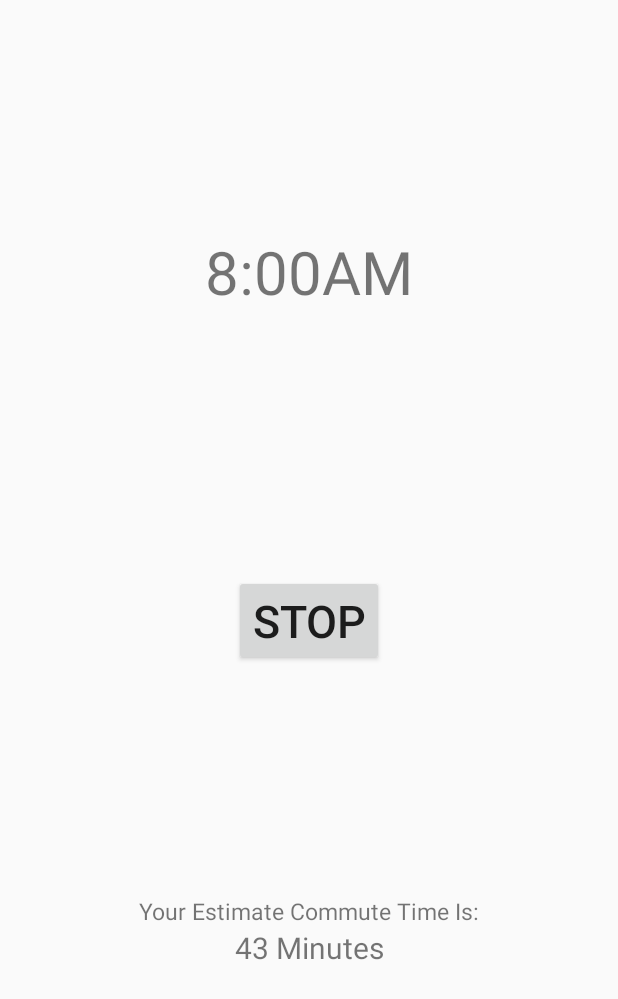
After one commit to pcutter1/true-alarm, an Android app: the layout fragment_alert.xml on its own in the app's theme, with its tools: preview values and no code run, on a phone screen of 412 x 824 dp. The commit adds this screen. Shown: the top 999 px of the screen. Run offline under Robolectric (Android 15) with nearby library versions, the phone set to English and light mode, and no system bars.

```diff
--- a/app/build.gradle
+++ b/app/build.gradle
@@ -57,6 +57,7 @@ dependencies {
 
     implementation 'androidx.lifecycle:lifecycle-extensions:2.2.0'
 
+    implementation 'androidx.legacy:legacy-support-v4:1.0.0'
     testImplementation 'junit:junit:4.13'
     androidTestImplementation 'androidx.test.ext:junit:1.1.1'
     androidTestImplementation 'androidx.test.espresso:espresso-core:3.2.0'
--- a/app/src/main/java/edu/cnm/deepdive/truealarm/view/AlarmDetailAdapter.java
+++ b/app/src/main/java/edu/cnm/deepdive/truealarm/view/AlarmDetailAdapter.java
@@ -67,7 +67,7 @@ public class AlarmDetailAdapter extends RecyclerView.Adapter<AlarmDetailAdapter.
     }
 
     private void bind(int position) {
-      Alarm alarm = alarms.get(position);
+      Alarm alarm = AlarmDetailAdapter.this.alarms.get(position);
       String name =
           (alarm.getName() != null) ? alarm.getName() : unnamedAlarm;
       alarmName.setText(alarm.getName());
--- /dev/null
+++ b/app/src/main/java/edu/cnm/deepdive/truealarm/view/AlertAdapter.java
@@ -0,0 +1,5 @@
+package edu.cnm.deepdive.truealarm.view;
+
+public class AlertAdapter {
+
+}
--- /dev/null
+++ b/app/src/main/res/layout/fragment_alert.xml
@@ -0,0 +1,59 @@
+<?xml version="1.0" encoding="utf-8"?>
+<androidx.constraintlayout.widget.ConstraintLayout
+  xmlns:android="http://schemas.android.com/apk/res/android"
+  android:layout_width="match_parent"
+  android:layout_height="match_parent"
+  xmlns:app="http://schemas.android.com/apk/res-auto">
+
+
+  <TextView
+    android:id="@+id/current_time"
+    android:layout_width="wrap_content"
+    android:layout_height="wrap_content"
+    app:layout_constraintTop_toTopOf="parent"
+    app:layout_constraintBottom_toBottomOf="parent"
+    app:layout_constraintStart_toStartOf="parent"
+    app:layout_constraintEnd_toEndOf="parent"
+    app:layout_constraintVertical_bias=".2"
+    android:text="8:00AM"
+    android:textSize="40sp"/>
+
+  <TextView
+    android:id="@+id/commute_title"
+    android:layout_width="wrap_content"
+    android:layout_height="wrap_content"
+    app:layout_constraintStart_toStartOf="parent"
+    app:layout_constraintEnd_toEndOf="parent"
+    app:layout_constraintBottom_toTopOf="@id/est_commute_time"
+    android:text="@string/your_estimate_commute_time_is"
+    android:textSize="15sp"/>
+
+  <Button
+    android:id="@+id/stop_alarm"
+    android:layout_width="wrap_content"
+    android:layout_height="wrap_content"
+    app:layout_constraintTop_toTopOf="@id/current_time"
+    app:layout_constraintBottom_toTopOf="@id/commute_title"
+    app:layout_constraintStart_toStartOf="parent"
+    app:layout_constraintEnd_toEndOf="parent"
+    app:layout_constraintVertical_bias=".6"
+    android:text="STOP"
+    android:textSize="30sp"/>
+
+  <TextView
+    android:id="@+id/est_commute_time"
+    android:layout_width="wrap_content"
+    android:layout_height="wrap_content"
+    app:layout_constraintEnd_toEndOf="parent"
+    app:layout_constraintStart_toStartOf="parent"
+    app:layout_constraintBottom_toBottomOf="parent"
+    app:layout_constraintTop_toBottomOf="@id/current_time"
+    app:layout_constraintVertical_bias=".7"
+    android:layout_marginBottom="5dp"
+    android:layout_marginTop="5dp"
+    android:textSize="20sp"
+    android:text="@string/est_commute_time"/>
+
+
+
+</androidx.constraintlayout.widget.ConstraintLayout>
--- a/app/src/main/res/layout/item_alarm.xml
+++ b/app/src/main/res/layout/item_alarm.xml
@@ -29,7 +29,7 @@
     android:text="@string/alarm1_wake_time"/>
 
   <ImageButton
-    android:id="@+id/delete_button"
+    android:id="@+id/delete"
     android:layout_width="wrap_content"
     android:layout_height="wrap_content"
     app:layout_constraintStart_toStartOf="parent"
@@ -39,7 +39,7 @@
     android:src="@drawable/ic_delete_forever_black_10dp"/>
 
   <ImageButton
-    android:id="@+id/edit_button"
+    android:id="@+id/edit"
     android:layout_width="wrap_content"
     android:layout_height="wrap_content"
     app:layout_constraintStart_toStartOf="parent"
```
Also changed, not shown: app/src/main/java/edu/cnm/deepdive/truealarm/controller/DateTimePickerFragment.java (added, +156 -0 lines), app/src/main/java/edu/cnm/deepdive/truealarm/controller/ui/alarm/AlarmDetailFragment.java (+89 -28 lines), app/src/main/java/edu/cnm/deepdive/truealarm/controller/ui/alert/AlertFragment.java (added, +28 -0 lines), app/src/main/java/edu/cnm/deepdive/truealarm/controller/ui/home/HomeFragment.java (+9 -7 lines), app/src/main/java/edu/cnm/deepdive/truealarm/view/AlarmAdapter.java (+22 -3 lines), app/src/main/java/edu/cnm/deepdive/truealarm/viewmodel/AlarmDetailViewModel.java (+14 -0 lines), app/src/main/java/edu/cnm/deepdive/truealarm/viewmodel/HomeViewModel.java (+0 -11 lines), app/src/main/res/drawable/ic_alarm.xml (added, +9 -0 lines), app/src/main/res/layout/fragment_alarm_detail.xml (+28 -22 lines), app/src/main/res/navigation/mobile_navigation.xml (+4 -4 lines), app/src/main/res/values/strings.xml (+12 -7 lines).
